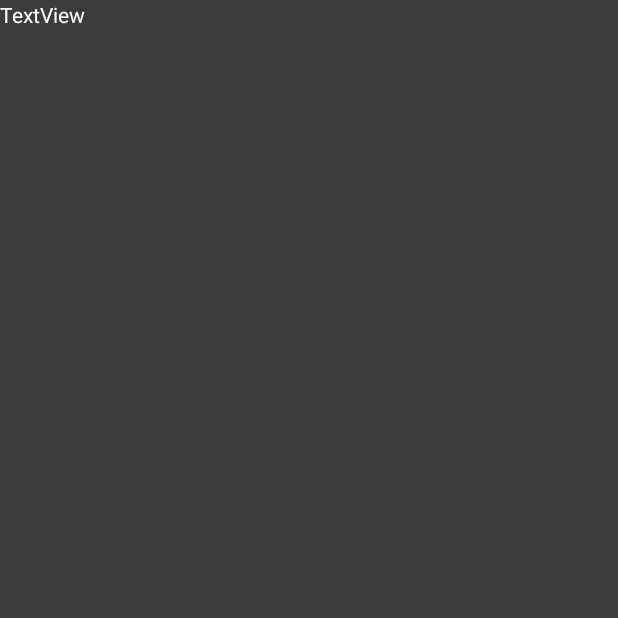
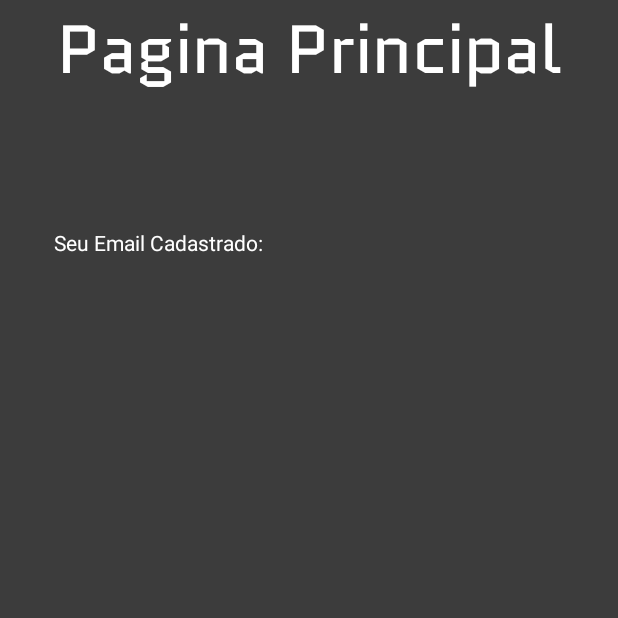
Before and after one commit to Illee-Silva/prj_FB-AuthSys, an Android app: the screen it shows after launch once a user with an empty profile is signed in (MainActivity), on a phone screen of 412 x 824 dp, the top half of it. Before the commit the part shown is almost empty. Run offline under Robolectric (Android 15) with nearby library versions, the phone set to English and light mode, and no system bars; our stand-ins replace Firebase (no records; nobody signed in at launch, a user with empty details on screens opened directly).

Commit message:
Restruturação de Telas e Notificações pt2

```diff
--- a/app/src/main/java/com/example/prj_connectauth/LoginActivity.kt
+++ b/app/src/main/java/com/example/prj_connectauth/LoginActivity.kt
@@ -6,10 +6,10 @@ import androidx.activity.enableEdgeToEdge
 import androidx.appcompat.app.AppCompatActivity
 import androidx.core.view.ViewCompat
 import androidx.core.view.WindowInsetsCompat
-import android.widget.Toast
 
 import com.google.firebase.auth.FirebaseAuth
 import com.example.prj_connectauth.databinding.ActivityLoginBinding
+import com.google.android.material.snackbar.Snackbar
 
 
 class LoginActivity : AppCompatActivity() {
@@ -35,19 +35,19 @@ class LoginActivity : AppCompatActivity() {
             val password = binding.txtPassword.text.toString().trim()
 
             if (email.isEmpty() || password.isEmpty()){
-                Toast.makeText(this, "Preencha todos os Campos!", Toast.LENGTH_SHORT).show()
+                Snackbar.make(binding.root, "Preencha Todos os Campos!", Snackbar.LENGTH_SHORT).show()
                 return@setOnClickListener
             }
 
             auth.signInWithEmailAndPassword(email, password)
                 .addOnCompleteListener(this){ task ->
                     if (task.isSuccessful){
-                        Toast.makeText(this, "Login bem-sucedido!", Toast.LENGTH_SHORT).show()
+                        Snackbar.make(binding.root, "Login Bem Sucedido!", Snackbar.LENGTH_SHORT).show()
                         startActivity(Intent(this, MainActivity::class.java))
                         finish()
                     }
                     else{
-                        Toast.makeText(this, "Erro: ${task.exception?.message}", Toast.LENGTH_SHORT).show()
+                        Snackbar.make(binding.root, "Erro: ${task.exception?.message}", Snackbar.LENGTH_LONG).show()
                     }
                 }
 
@@ -62,7 +62,7 @@ class LoginActivity : AppCompatActivity() {
         }
 
         enableEdgeToEdge()
-        ViewCompat.setOnApplyWindowInsetsListener(findViewById(R.id.main)) { v, insets ->
+        ViewCompat.setOnApplyWindowInsetsListener(binding.root) { v, insets ->
             val systemBars = insets.getInsets(WindowInsetsCompat.Type.systemBars())
             v.setPadding(systemBars.left, systemBars.top, systemBars.right, systemBars.bottom)
             insets
--- a/app/src/main/java/com/example/prj_connectauth/MainActivity.kt
+++ b/app/src/main/java/com/example/prj_connectauth/MainActivity.kt
@@ -5,16 +5,39 @@ import androidx.activity.enableEdgeToEdge
 import androidx.appcompat.app.AppCompatActivity
 import androidx.core.view.ViewCompat
 import androidx.core.view.WindowInsetsCompat
+import com.example.prj_connectauth.databinding.ActivityLoginBinding
+
+import com.google.firebase.auth.FirebaseAuth
+import com.example.prj_connectauth.databinding.ActivityMainBinding
 
 class MainActivity : AppCompatActivity() {
+
+    private lateinit var binding: ActivityMainBinding
+    private lateinit var auth: FirebaseAuth
+
     override fun onCreate(savedInstanceState: Bundle?) {
         super.onCreate(savedInstanceState)
+
+        binding = ActivityMainBinding.inflate(layoutInflater)
+        setContentView(binding.root)
+
+        auth = FirebaseAuth.getInstance()
+
         enableEdgeToEdge()
-        setContentView(R.layout.activity_main)
-        ViewCompat.setOnApplyWindowInsetsListener(findViewById(R.id.main)) { v, insets ->
+
+        ViewCompat.setOnApplyWindowInsetsListener(binding.root) { v, insets ->
             val systemBars = insets.getInsets(WindowInsetsCompat.Type.systemBars())
             v.setPadding(systemBars.left, systemBars.top, systemBars.right, systemBars.bottom)
             insets
         }
+
+        val currentUser = auth.currentUser
+
+        currentUser?.email?.let { email ->
+            binding.textView5.text = "Seu Email Cadastrado: ${email}"
+        } ?: run {
+            binding.textView5.text = "Nenhum Usuário Logado"
+        }
+
     }
 }
--- a/app/src/main/res/layout/activity_login.xml
+++ b/app/src/main/res/layout/activity_login.xml
@@ -17,6 +17,7 @@
         android:text="Gerenciamento de Acesso"
         android:textAlignment="center"
         android:textAppearance="@style/TextAppearance.AppCompat.Display2"
+        android:textSize="@dimen/tv_actv_tittle"
         android:typeface="monospace"
         app:layout_constraintEnd_toEndOf="parent"
         app:layout_constraintHorizontal_bias="0.5"
@@ -80,7 +81,7 @@
         android:layout_width="wrap_content"
         android:layout_height="wrap_content"
         android:layout_marginEnd="4dp"
-        android:layout_marginBottom="16dp"
+        android:layout_marginBottom="24dp"
         android:text="Não tem uma conta ?"
         app:layout_constraintBottom_toBottomOf="parent"
         app:layout_constraintEnd_toStartOf="@+id/textView4"
@@ -93,7 +94,7 @@
         android:layout_width="wrap_content"
         android:layout_height="wrap_content"
         android:layout_marginStart="4dp"
-        android:layout_marginBottom="16dp"
+        android:layout_marginBottom="24dp"
         android:clickable="true"
         android:text="Cadastre-se"
         android:textColor="#00FFF2"
--- a/app/src/main/res/layout/activity_main.xml
+++ b/app/src/main/res/layout/activity_main.xml
@@ -11,7 +11,22 @@
         android:id="@+id/textView"
         android:layout_width="wrap_content"
         android:layout_height="wrap_content"
-        android:text="TextView"
-        tools:layout_editor_absoluteX="173dp"
-        tools:layout_editor_absoluteY="169dp" />
+        android:fontFamily="@font/quantico"
+        android:text="Pagina Principal"
+        android:textSize="@dimen/tv_actv_tittle"
+        app:layout_constraintEnd_toEndOf="parent"
+        app:layout_constraintHorizontal_bias="0.5"
+        app:layout_constraintStart_toStartOf="parent"
+        tools:layout_editor_absoluteY="37dp" />
+
+    <TextView
+        android:id="@+id/textView5"
+        android:layout_width="wrap_content"
+        android:layout_height="wrap_content"
+        android:layout_marginStart="36dp"
+        android:layout_marginTop="152dp"
+        android:text="Seu Email: "
+        app:layout_constraintStart_toStartOf="parent"
+        app:layout_constraintTop_toTopOf="parent" />
+
 </androidx.constraintlayout.widget.ConstraintLayout>
--- a/app/src/main/res/values/dimens.xml
+++ b/app/src/main/res/values/dimens.xml
@@ -4,4 +4,6 @@
     <dimen name="ti_width">219dp</dimen>
     <dimen name="ti_height">48dp</dimen>
 
+    <dimen name="tv_actv_tittle">45sp</dimen>
+
 </resources>
--- /dev/null
+++ b/app/src/main/res/values/styles.xml
@@ -0,0 +1,6 @@
+<?xml version="1.0" encoding="utf-8"?>
+<resources>
+
+
+
+</resources>
```
Also changed, not shown: app/src/main/java/com/example/prj_connectauth/RegisterActivity.kt (+5 -5 lines), app/src/main/res/layout/activity_register.xml (+20 -7 lines).
